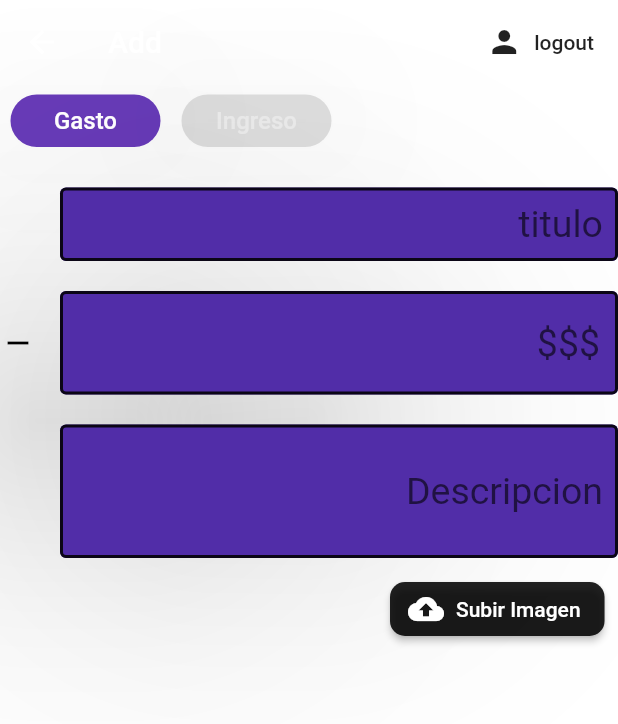
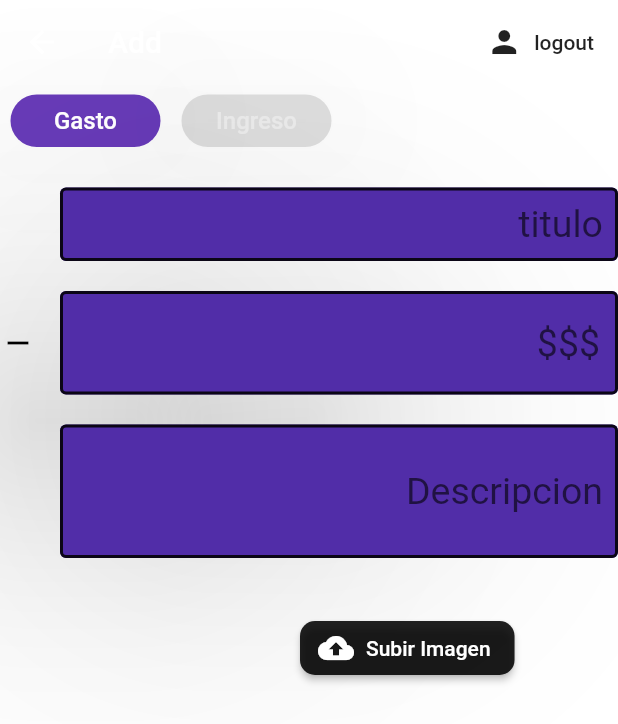
Before and after one commit to Jacttis/billetera_virtual, a Flutter app: the Agregar screen opened directly, after a tap on "Subir Imagen", on a phone screen of 412 x 824 dp. Shown: the top 724 px of the screen. Run offline on Flutter 3.47's test engine with Material 2 defaults, Android fonts, the light colour scheme and no system bars; drawn by our look-alikes of custom_radio_grouped_button; our stand-ins replace cloud_firestore, curved_navigation_bar, firebase_auth, firebase_storage, flutter_spinkit, image_picker; accounts and stored records are empty.

Commit message:
AgregarImagen

```diff
--- a/lib/models/Recibo.dart
+++ b/lib/models/Recibo.dart
@@ -2,8 +2,9 @@ class Recibo{
 
   final String descripcion;
   final double cant;
+  final String path;
 
 
-  Recibo( {this.cant,this.descripcion});
+  Recibo( {this.cant,this.descripcion,this.path});
 
 }
--- /dev/null
+++ b/lib/screens/Home/Pages/Add/AgregarImagen.dart
@@ -0,0 +1,21 @@
+import 'package:flutter/material.dart';
+import 'package:image_picker/image_picker.dart';
+import 'dart:io';
+import 'package:firebase_storage/firebase_storage.dart';
+
+class AgregarImagen{
+
+  File image;
+  final picker=ImagePicker();
+  final FirebaseStorage _storage = FirebaseStorage(storageBucket: 'gs://billeteravirtual-92474.appspot.com');
+
+  StorageUploadTask _uploadTask;
+  Future getImage() async {
+    final pickedFile = await picker.getImage(source: ImageSource.camera);
+    image = File(pickedFile.path);
+    return image;
+  }
+
+
+
+}
--- a/lib/screens/Home/Pages/Add/AgregarView.dart
+++ b/lib/screens/Home/Pages/Add/AgregarView.dart
@@ -1,9 +1,13 @@
+import 'package:billetera_virtual/models/User.dart';
+import 'package:billetera_virtual/screens/Home/Pages/Add/AgregarImagen.dart';
 import 'package:billetera_virtual/services/auth.dart';
+import 'package:billetera_virtual/services/storage.dart';
 import 'package:billetera_virtual/shared/constans.dart';
 import 'package:flutter/cupertino.dart';
 import 'package:flutter/material.dart';
 import 'package:custom_radio_grouped_button/custom_radio_grouped_button.dart';
 import 'package:image_picker/image_picker.dart';
+import 'package:provider/provider.dart';
 import 'dart:io';
 import 'TextoModificado.dart';
 
@@ -18,10 +22,12 @@ class _AgregarViewState extends State<AgregarView> {
   String valor='GASTO';
   TextFormField textoEntrada=entradaCantidadNegative;
   File image;
+  AgregarImagen logicaFoto=AgregarImagen();
 
 
   @override
   Widget build(BuildContext context) {
+    final user = Provider.of<User>(context);
     return Container(
       child: ListView(
         children: <Widget>[
@@ -109,12 +115,31 @@ class _AgregarViewState extends State<AgregarView> {
           SizedBox(height:10.0),
           Row(
             children: [
-              SizedBox(width: 260,),
+              SizedBox(width: 50,),
+              Container(
+                width: 100,
+                height: 100,
+                child:GestureDetector(
+                  child:(image!=null)?Image.file(image,fit: BoxFit.fill,):null,
+                  onTap: () {
+                  Navigator.push(context, MaterialPageRoute(builder: (_) {
+                  return DetailScreen(image: image);
+                  }));},
+                ),
+              ),
+              SizedBox(width: 50,),
               RaisedButton.icon(
                 textColor: Colors.white,
                 color: Colors.black87,
                 label: Text('Subir Imagen'),
-                onPressed: (){},
+                onPressed: ()async {
+                    image= await logicaFoto.getImage();
+                    setState(() {
+                      // ignore: unnecessary_statements
+                      image;
+                    });
+                  //StorageService(uid: user.uid).startUpload(image);
+                  },
                 icon: Icon(Icons.cloud_upload),
                 shape: RoundedRectangleBorder(
                     borderRadius: BorderRadius.all(Radius.circular(10.0))),
@@ -129,4 +154,28 @@ class _AgregarViewState extends State<AgregarView> {
       ),
     );
   }
+
+
+
 }
+
+class DetailScreen extends StatelessWidget {
+  File image;
+  DetailScreen({this.image});
+  @override
+  Widget build(BuildContext context) {
+    return Scaffold(
+      body: GestureDetector(
+        child: Center(
+          child: Hero(
+            tag: 'imageHero',
+            child: Image.file(image,fit: BoxFit.fill,),
+          ),
+        ),
+        onTap: () {
+          Navigator.pop(context);
+        },
+      ),
+    );
+  }
+}
--- a/lib/services/auth.dart
+++ b/lib/services/auth.dart
@@ -70,6 +70,7 @@ class AuthService{
   //sign out
   Future singOut() async{
     try{
+      DatabaseService.SignOut();
       return await _auth.signOut();
     }
     catch(e){
--- /dev/null
+++ b/lib/services/storage.dart
@@ -0,0 +1,22 @@
+import 'dart:io';
+
+import 'package:firebase_storage/firebase_storage.dart';
+import 'package:flutter/material.dart';
+class StorageService{
+
+  final FirebaseStorage _storage = FirebaseStorage(storageBucket: 'gs://billeteravirtual-92474.appspot.com');
+  StorageUploadTask _uploadTask;
+  String uid;
+  StorageService({this.uid});
+
+  Future startUpload(File image) async{
+    String path='$uid/'+image.path;
+    _uploadTask=_storage.ref().child(path).putFile(image);
+    StorageTaskSnapshot taskSnapshot = await _uploadTask.onComplete;
+    print('Completado');
+  }
+
+
+
+
+}
--- a/lib/shared/constans.dart
+++ b/lib/shared/constans.dart
@@ -25,7 +25,6 @@ TextFormField entradaCantidadPositiva= TextFormField(
 );
 
 TextFormField entradaCantidadNegative= TextFormField(
-
   keyboardType: TextInputType.number,
   style: TextStyle(
     fontSize: 25,
```
Also changed, not shown: lib/services/database.dart (+9 -3 lines), 2 other files.
